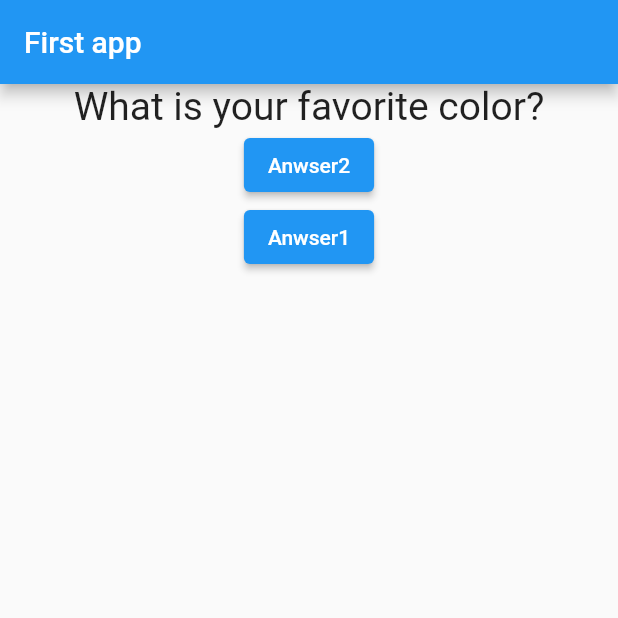
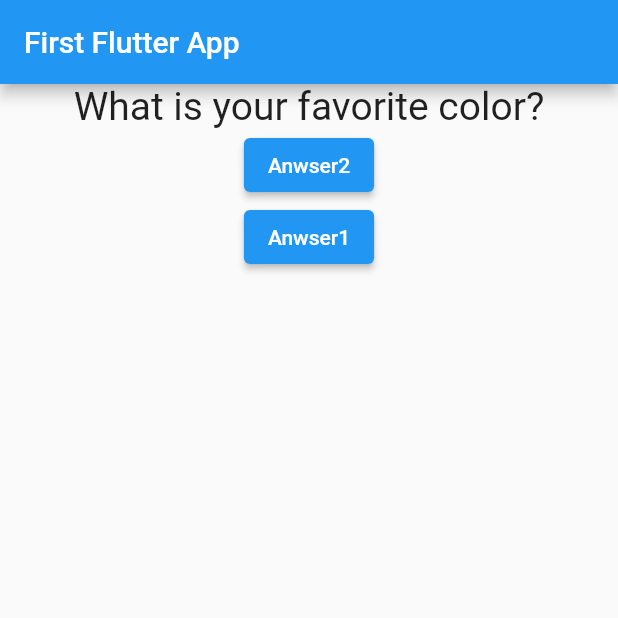
Before and after one commit to Yogesh-Kolankar/flutter_my_poject, a Flutter app: the screen it shows after launch, on a phone screen of 412 x 824 dp, the top half of it. Run offline on Flutter 3.47's test engine with Material 2 defaults, Android fonts, the light colour scheme and no system bars; statements that could not run were skipped.

Commit message:
first commit

```diff
--- a/lib/main.dart
+++ b/lib/main.dart
@@ -34,7 +34,7 @@ class MyAppState extends State<MyApp> {
     return MaterialApp(
         home: Scaffold(
             appBar: AppBar(
-              title: Text("First app"),
+              title: Text("First Flutter App"),
             ),
             body: Center(
                 child: Container(
```
